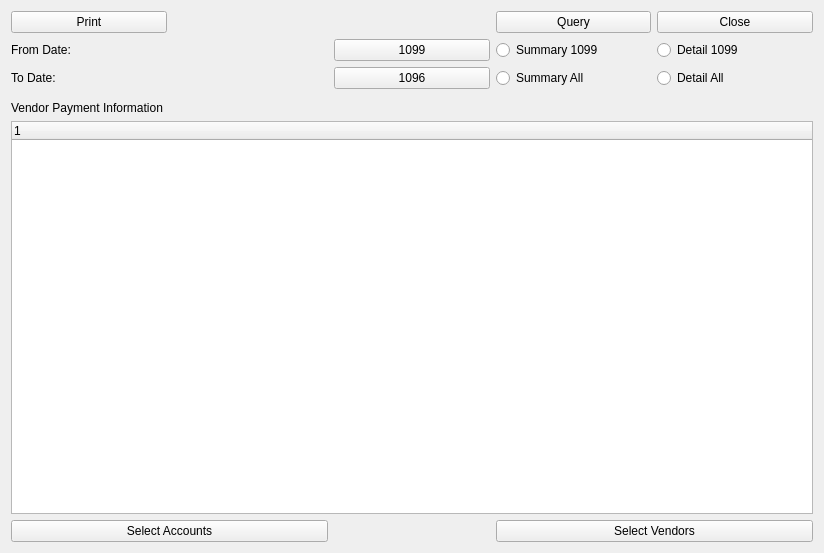
Before: the Qt Designer form guiclient/dspTax1099.ui in Pegasus-RPG/xtuple-client, drawn with Qt 5.
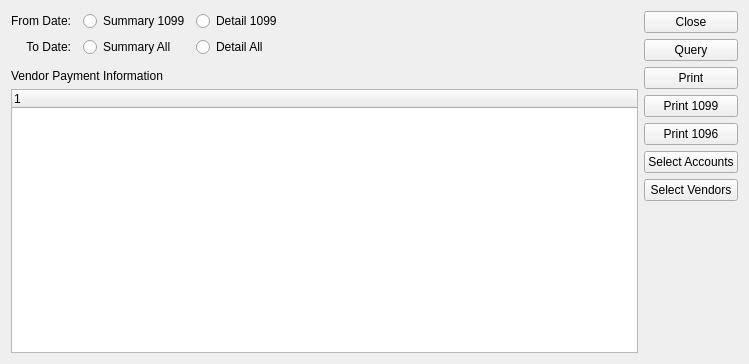
After: the same form once the commit is applied. Custom widgets are drawn as their Qt base class.

What changed in the file:
```diff
--- a/guiclient/dspTax1099.ui
+++ b/guiclient/dspTax1099.ui
@@ -6,148 +6,191 @@
    <rect>
     <x>0</x>
     <y>0</y>
-    <width>824</width>
-    <height>553</height>
+    <width>749</width>
+    <height>364</height>
    </rect>
   </property>
   <property name="windowTitle">
    <string>Info for 1099's</string>
   </property>
+  <layout class="QHBoxLayout" name="horizontalLayout_2">
+   <item>
+    <layout class="QVBoxLayout" name="verticalLayout_6">
+     <item>
+      <layout class="QHBoxLayout" name="horizontalLayout">
+       <item>
   <layout class="QGridLayout" name="gridLayout_2">
-   <item row="1" column="0">
+         <item row="0" column="0">
     <widget class="QLabel" name="label">
      <property name="text">
       <string>From Date:</string>
      </property>
-    </widget>
-   </item>
-   <item row="3" column="0">
+           <property name="alignment">
+            <set>Qt::AlignRight|Qt::AlignTrailing|Qt::AlignVCenter</set>
+           </property>
+          </widget>
+         </item>
+         <item row="0" column="1">
+          <widget class="DLineEdit" name="_fromdate"/>
+         </item>
+         <item row="0" column="2">
+          <widget class="QRadioButton" name="_sum1099">
+           <property name="text">
+            <string>Summary 1099</string>
+           </property>
+          </widget>
+         </item>
+         <item row="0" column="3">
+          <widget class="QRadioButton" name="_detail1099">
+           <property name="text">
+            <string>Detail 1099</string>
+           </property>
+          </widget>
+         </item>
+         <item row="1" column="0">
     <widget class="QLabel" name="label_2">
      <property name="text">
       <string>To Date:</string>
      </property>
-    </widget>
-   </item>
-   <item row="8" column="4">
-    <widget class="QWidget" name="widget_2" native="true"/>
-   </item>
-   <item row="10" column="0" colspan="5">
-    <widget class="QFrame" name="_frame">
-     <property name="sizePolicy">
-      <sizepolicy hsizetype="Preferred" vsizetype="Expanding">
-       <horstretch>0</horstretch>
-       <verstretch>1</verstretch>
-      </sizepolicy>
-     </property>
-     <property name="frameShape">
-      <enum>QFrame::NoFrame</enum>
-     </property>
-     <property name="frameShadow">
-      <enum>QFrame::Raised</enum>
-     </property>
-     <layout class="QGridLayout" name="gridLayout">
-      <property name="margin">
-       <number>0</number>
-      </property>
-      <item row="0" column="0">
-       <widget class="QLabel" name="_listLit">
-        <property name="text">
-         <string>Vendor Payment Information</string>
-        </property>
-       </widget>
-      </item>
-      <item row="1" column="0">
-       <widget class="XTreeWidget" name="_list">
-        <property name="populateLinear">
-         <bool>false</bool>
-        </property>
-       </widget>
-      </item>
-     </layout>
-    </widget>
-   </item>
-   <item row="11" column="0" colspan="2">
-    <widget class="QPushButton" name="_setaccnt">
-     <property name="text">
-      <string>Select Accounts</string>
+           <property name="alignment">
+            <set>Qt::AlignRight|Qt::AlignTrailing|Qt::AlignVCenter</set>
      </property>
     </widget>
    </item>
    <item row="1" column="1">
-    <widget class="DLineEdit" name="_fromdate"/>
-   </item>
-   <item row="3" column="1">
     <widget class="DLineEdit" name="_todate"/>
    </item>
-   <item row="1" column="3">
-    <widget class="QRadioButton" name="_sum1099">
-     <property name="text">
-      <string>Summary 1099</string>
-     </property>
-    </widget>
-   </item>
-   <item row="3" column="3">
+         <item row="1" column="2">
     <widget class="QRadioButton" name="_sumall">
      <property name="text">
       <string>Summary All</string>
      </property>
     </widget>
    </item>
-   <item row="1" column="4">
-    <widget class="QRadioButton" name="_detail1099">
-     <property name="text">
-      <string>Detail 1099</string>
-     </property>
-    </widget>
-   </item>
-   <item row="3" column="4">
+         <item row="1" column="3">
     <widget class="QRadioButton" name="_detailall">
      <property name="text">
       <string>Detail All</string>
      </property>
     </widget>
    </item>
-   <item row="0" column="4">
+         <item row="2" column="3">
+          <widget class="QWidget" name="widget_2" native="true"/>
+         </item>
+        </layout>
+       </item>
+       <item>
+        <spacer name="horizontalSpacer">
+         <property name="orientation">
+          <enum>Qt::Horizontal</enum>
+         </property>
+         <property name="sizeHint" stdset="0">
+          <size>
+           <width>40</width>
+           <height>20</height>
+          </size>
+         </property>
+        </spacer>
+       </item>
+      </layout>
+     </item>
+     <item>
+      <layout class="QVBoxLayout" name="verticalLayout_5">
+       <item>
+        <widget class="QLabel" name="_listLit">
+         <property name="text">
+          <string>Vendor Payment Information</string>
+         </property>
+        </widget>
+       </item>
+       <item>
+        <widget class="XTreeWidget" name="_list">
+         <property name="populateLinear">
+          <bool>false</bool>
+         </property>
+        </widget>
+       </item>
+      </layout>
+     </item>
+    </layout>
+   </item>
+   <item>
+    <layout class="QVBoxLayout" name="verticalLayout_4">
+     <item>
+      <layout class="QVBoxLayout" name="verticalLayout">
+       <item>
     <widget class="QPushButton" name="_close">
      <property name="text">
       <string>Close</string>
      </property>
     </widget>
    </item>
-   <item row="0" column="0">
-    <widget class="QPushButton" name="_print">
-     <property name="text">
-      <string>Print</string>
-     </property>
-    </widget>
-   </item>
-   <item row="0" column="3">
+       <item>
     <widget class="QPushButton" name="_query">
      <property name="text">
       <string>Query</string>
      </property>
     </widget>
    </item>
-   <item row="11" column="3" colspan="2">
-    <widget class="QPushButton" name="_chg1099">
+       <item>
+        <widget class="QPushButton" name="_print">
      <property name="text">
-      <string>Select Vendors</string>
+          <string>Print</string>
      </property>
     </widget>
    </item>
-   <item row="1" column="2">
+      </layout>
+     </item>
+     <item>
+      <layout class="QVBoxLayout" name="verticalLayout_2">
+       <item>
     <widget class="QPushButton" name="_p1099">
      <property name="text">
-      <string>1099</string>
+          <string>Print 1099</string>
      </property>
     </widget>
    </item>
-   <item row="3" column="2">
+       <item>
     <widget class="QPushButton" name="_p1096">
      <property name="text">
-      <string>1096</string>
-     </property>
-    </widget>
+          <string>Print 1096</string>
+         </property>
+        </widget>
+       </item>
+      </layout>
+     </item>
+     <item>
+      <layout class="QVBoxLayout" name="verticalLayout_3">
+       <item>
+        <widget class="QPushButton" name="_setaccnt">
+         <property name="text">
+          <string>Select Accounts</string>
+         </property>
+        </widget>
+       </item>
+       <item>
+        <widget class="QPushButton" name="_chg1099">
+         <property name="text">
+          <string>Select Vendors</string>
+         </property>
+        </widget>
+       </item>
+       <item>
+        <spacer name="verticalSpacer">
+         <property name="orientation">
+          <enum>Qt::Vertical</enum>
+         </property>
+         <property name="sizeHint" stdset="0">
+          <size>
+           <width>20</width>
+           <height>40</height>
+          </size>
+         </property>
+        </spacer>
+       </item>
+      </layout>
+     </item>
+    </layout>
    </item>
   </layout>
  </widget>
```
Left out of the diff: 18 changed lines with no effect on the pictures. Lines whose indentation alone changed are shown as unchanged.
